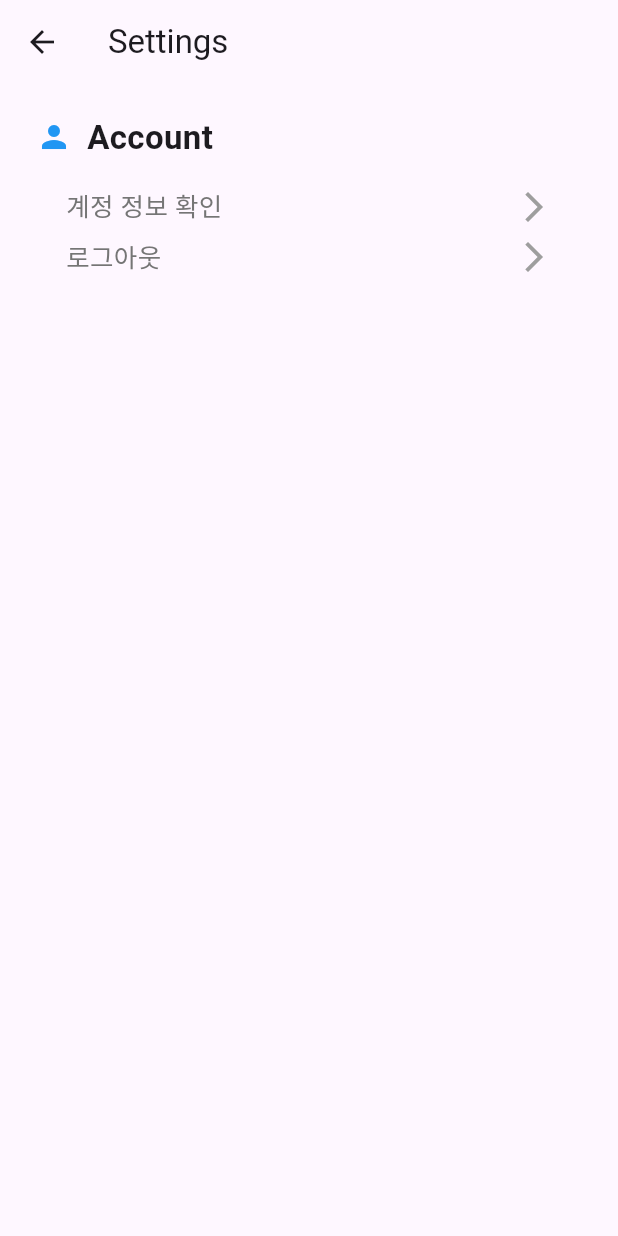
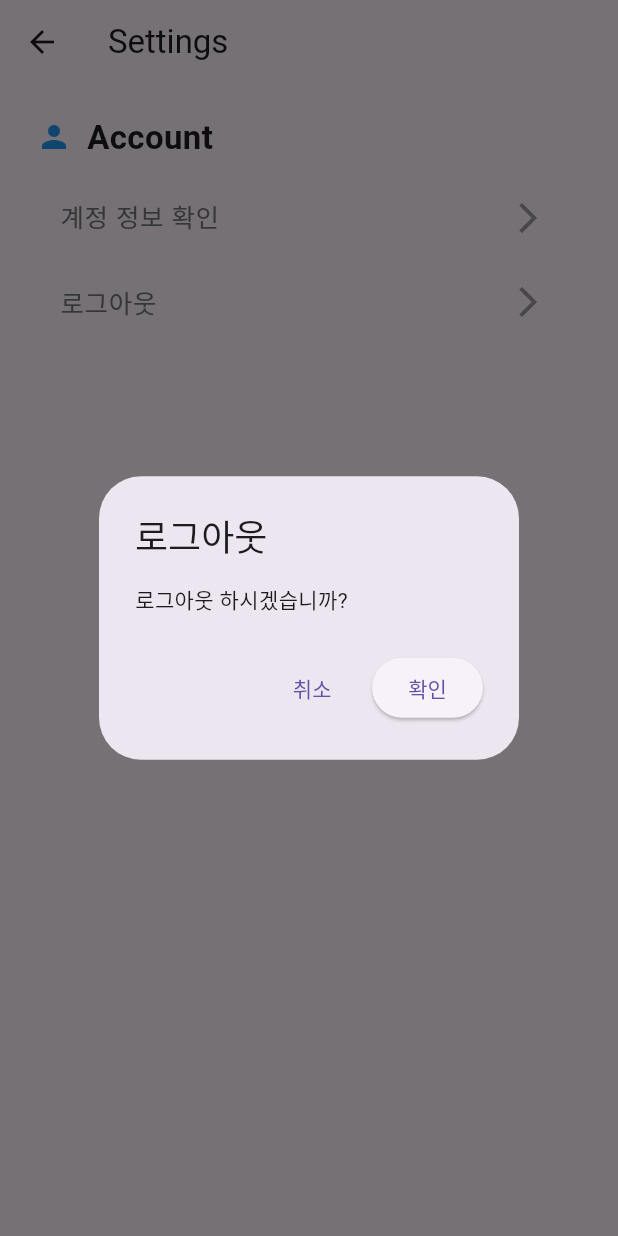
Before and after one commit to SUVID-18/check_attendance_professor, a Flutter app: the SettingsPage screen opened by its route, after a tap on "로그아웃", on a phone screen of 412 x 824 dp. Run offline on Flutter 3.47's test engine with Material 2 defaults, Android fonts, the phone set to English and light mode, and no system bars; our stand-ins replace cloud_firestore, firebase_auth, firebase_core, go_router; accounts and stored records are empty; generated files the repository leaves out were written again.

Commit message:
설정 화면 디자인 일부 수정
사용자가 항목에 쉽게 상호작용이 가능하도록 ListTile 사용

```diff
--- a/lib/view/settings_page.dart
+++ b/lib/view/settings_page.dart
@@ -47,11 +47,17 @@ class _SettingsPageState extends State<SettingsPage> {
 
               ///여백용 SizedBox
               const SizedBox(height: 10),
-
-              ///계정정보란
+              //계정정보란
               //터치시 AlertDialog 이용하여 계정정보를 보여줌
               //그냥 쓰니 text overflow가 나서 sizedbox로 감싸고 shrinkwarp사용
-              GestureDetector(
+              ListTile(
+                title: Text('계정 정보 확인',
+                    style: TextStyle(
+                        fontSize: 17,
+                        fontWeight: FontWeight.w500,
+                        color: Colors.grey[600])),
+                trailing:
+                    const Icon(Icons.arrow_forward_ios, color: Colors.grey),
                 onTap: () {
                   showDialog(
                       context: context,
@@ -72,30 +78,20 @@ class _SettingsPageState extends State<SettingsPage> {
                                     child: const Text('확인'))
                               ]));
                 },
-
-                  //안쪽 여백을 위해 Container가 아닌 padding을 이용
-                  child: Padding(
-                      padding: const EdgeInsets.symmetric(
-                          vertical: 8, horizontal: 20),
-                      child: Row(
-                        //여백을 주기위한 spaceBetween
-                        mainAxisAlignment: MainAxisAlignment.spaceBetween,
-                        children: [
-                          Text('계정 정보 확인',
-                              style: TextStyle(
-                                  fontSize: 17,
-                                  fontWeight: FontWeight.w500,
-                                  color: Colors.grey[600])),
-                          const Icon(Icons.arrow_forward_ios,
-                              color: Colors.grey)
-                        ],
-                      ))),
+              ),
 
               ///로그아웃 란
               //터치시 AlertDialog이용 로그아웃 여부 질문
               //확인 버튼 터치시 로그인 화면 이동, 취소버튼시 이전화면으로 push처리
               //확인 버튼은 비교적 짙은색의 elevetedbutton, 취소버튼은 textbutton
-              GestureDetector(
+              ListTile(
+                title: Text('로그아웃',
+                    style: TextStyle(
+                        fontSize: 17,
+                        fontWeight: FontWeight.w500,
+                        color: Colors.grey[600])),
+                trailing:
+                    const Icon(Icons.arrow_forward_ios, color: Colors.grey),
                 onTap: () {
                   showDialog(
                       context: context,
@@ -113,21 +109,7 @@ class _SettingsPageState extends State<SettingsPage> {
                                     child: const Text('확인'))
                               ]));
                 },
-                  child: Padding(
-                      padding: const EdgeInsets.symmetric(horizontal: 20),
-                      child: Row(
-                        //여백을 주기 위한 spaceBetween
-                        mainAxisAlignment: MainAxisAlignment.spaceBetween,
-                        children: [
-                          Text('로그아웃',
-                              style: TextStyle(
-                                  fontSize: 17,
-                                  fontWeight: FontWeight.w500,
-                                  color: Colors.grey[600])),
-                          const Icon(Icons.arrow_forward_ios,
-                              color: Colors.grey)
-                        ],
-                      )))
+              ),
             ])));
   }
 }
```
Lines whose indentation alone changed are shown as unchanged.
